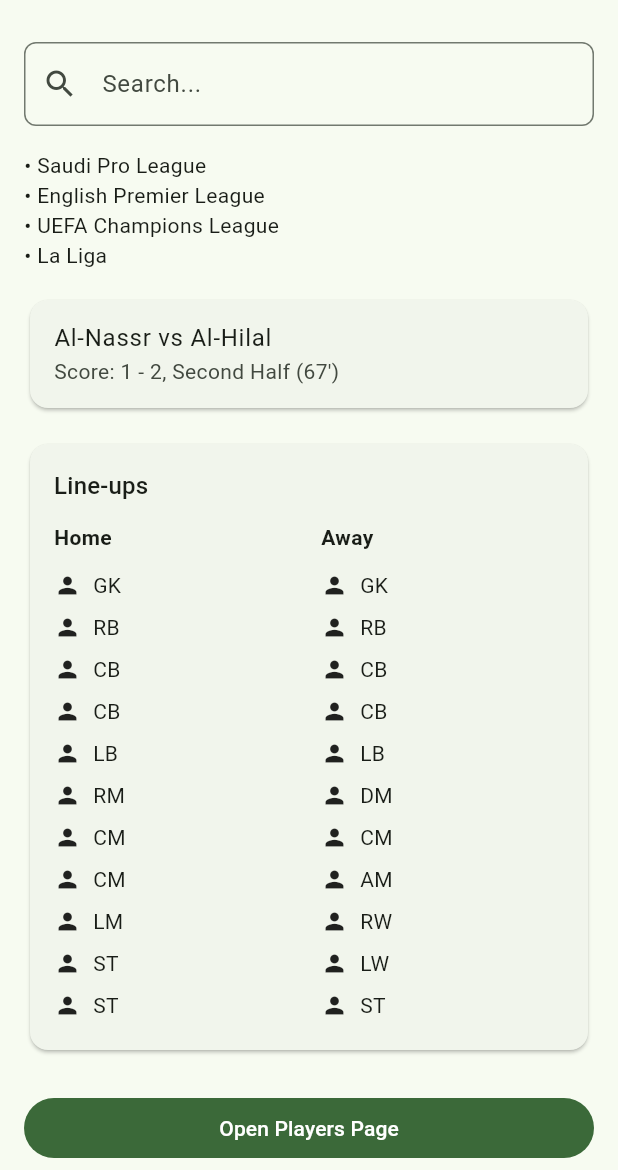
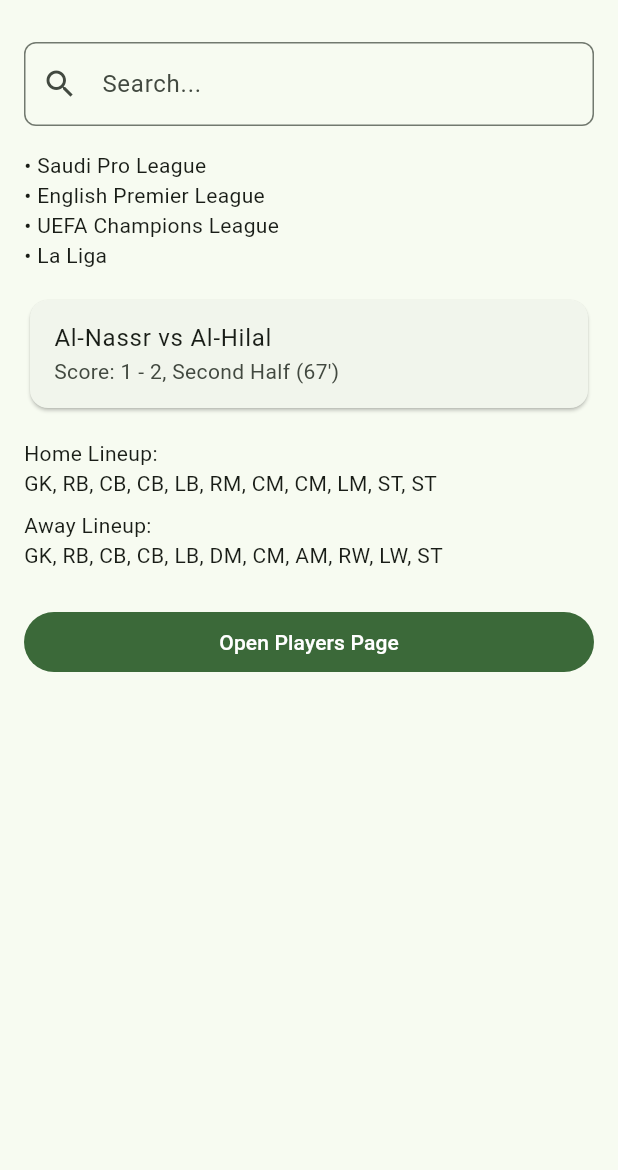
Before and after one commit to aaaa110778-web/top1, a Flutter app: the screen it shows after launch, on a phone screen of 412 x 824 dp, the part 66-1236 px from its top. Run offline on Flutter 3.47's test engine with Material 3 defaults, Android fonts, the phone set to English and light mode, and no system bars.

Commit message:
Update match_lineup.dart

```diff
--- a/lib/widgets/match_lineup.dart
+++ b/lib/widgets/match_lineup.dart
@@ -8,43 +8,14 @@
 
   @override
   Widget build(BuildContext context) {
-    return Card(
-      child: Padding(
-        padding: const EdgeInsets.all(16),
-        child: Column(
-          crossAxisAlignment: CrossAxisAlignment.start,
-          children: [
-            Text('Line-ups', style: Theme.of(context).textTheme.titleMedium),
-            const SizedBox(height: 12),
-            Row(
-              children: [
-                Expanded(child: _lineupColumn('Home', home)),
-                const SizedBox(width: 16),
-                Expanded(child: _lineupColumn('Away', away)),
-              ],
-            )
-          ],
-        ),
-      ),
-    );
-  }
-
-  Widget _lineupColumn(String label, List<String> players) {
     return Column(
       crossAxisAlignment: CrossAxisAlignment.start,
       children: [
-        Text(label, style: const TextStyle(fontWeight: FontWeight.bold)),
+        const Text("Home Lineup:"),
+        Text(home.join(", ")),
         const SizedBox(height: 8),
-        ...players.map((p) => Padding(
-              padding: const EdgeInsets.symmetric(vertical: 4),
-              child: Row(
-                children: [
-                  const Icon(Icons.person, size: 18),
-                  const SizedBox(width: 8),
-                  Expanded(child: Text(p)),
-                ],
-              ),
-            )),
+        const Text("Away Lineup:"),
+        Text(away.join(", ")),
       ],
     );
   }
```
